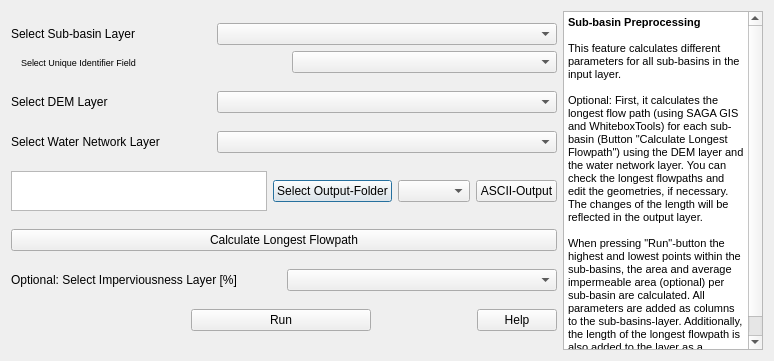
Old version of the form QTalsim/qtalsim_subbasin.ui in the repository sydroconsult/QTalsim.
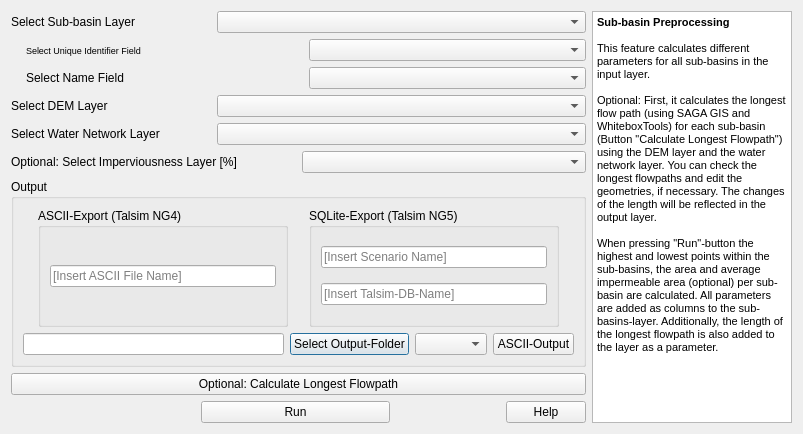
New version of the form. Custom widgets are drawn as their Qt base class.

Commit message: Minor enhancements and bug fixes - HRU: Delete HRUs smaller than 0.001% (of respective sub-basin) #19 - Sub-basins: Update DB-Output and add fields for sub-basin's name and   scenario name

```diff
--- a/QTalsim/qtalsim_subbasin.ui
+++ b/QTalsim/qtalsim_subbasin.ui
@@ -6,8 +6,8 @@
    <rect>
     <x>0</x>
     <y>0</y>
-    <width>723</width>
-    <height>361</height>
+    <width>803</width>
+    <height>434</height>
    </rect>
   </property>
   <property name="windowTitle">
@@ -81,7 +81,7 @@
            </property>
            <property name="sizeHint" stdset="0">
             <size>
-             <width>10</width>
+             <width>15</width>
              <height>20</height>
             </size>
            </property>
@@ -125,6 +125,49 @@
        </item>
       </layout>
      </item>
+     <item>
+      <layout class="QHBoxLayout" name="horizontalLayout_9">
+       <item>
+        <spacer name="horizontalSpacer_3">
+         <property name="orientation">
+          <enum>Qt::Horizontal</enum>
+         </property>
+         <property name="sizeType">
+          <enum>QSizePolicy::Minimum</enum>
+         </property>
+         <property name="sizeHint" stdset="0">
+          <size>
+           <width>15</width>
+           <height>20</height>
+          </size>
+         </property>
+        </spacer>
+       </item>
+       <item>
+        <widget class="QLabel" name="labelName">
+         <property name="sizePolicy">
+          <sizepolicy hsizetype="MinimumExpanding" vsizetype="Preferred">
+           <horstretch>0</horstretch>
+           <verstretch>0</verstretch>
+          </sizepolicy>
+         </property>
+         <property name="text">
+          <string>Select Name Field</string>
+         </property>
+        </widget>
+       </item>
+       <item>
+        <widget class="QComboBox" name="comboboxNameField">
+         <property name="sizePolicy">
+          <sizepolicy hsizetype="MinimumExpanding" vsizetype="Fixed">
+           <horstretch>0</horstretch>
+           <verstretch>0</verstretch>
+          </sizepolicy>
+         </property>
+        </widget>
+       </item>
+      </layout>
+     </item>
      <item>
       <layout class="QHBoxLayout" name="horizontalLayout_2">
        <item>
@@ -179,50 +222,6 @@
        </item>
       </layout>
      </item>
-     <item>
-      <layout class="QHBoxLayout" name="horizontalLayout_5">
-       <item>
-        <widget class="QTextEdit" name="outputPath">
-         <property name="sizePolicy">
-          <sizepolicy hsizetype="MinimumExpanding" vsizetype="Minimum">
-           <horstretch>0</horstretch>
-           <verstretch>0</verstretch>
-          </sizepolicy>
-         </property>
-         <property name="minimumSize">
-          <size>
-           <width>0</width>
-           <height>40</height>
-          </size>
-         </property>
-        </widget>
-       </item>
-       <item>
-        <widget class="QPushButton" name="onOutputFolder">
-         <property name="text">
-          <string>Select Output-Folder</string>
-         </property>
-        </widget>
-       </item>
-       <item>
-        <widget class="QComboBox" name="comboboxOutputFormat"/>
-       </item>
-       <item>
-        <widget class="QPushButton" name="onAsciiOutput">
-         <property name="text">
-          <string>ASCII-Output</string>
-         </property>
-        </widget>
-       </item>
-      </layout>
-     </item>
-     <item>
-      <widget class="QPushButton" name="onLongestFlowPath">
-       <property name="text">
-        <string>Calculate Longest Flowpath</string>
-       </property>
-      </widget>
-     </item>
      <item>
       <layout class="QHBoxLayout" name="horizontalLayout_7">
        <item>
@@ -237,6 +236,128 @@
        </item>
       </layout>
      </item>
+     <item>
+      <widget class="QGroupBox" name="groupBox">
+       <property name="title">
+        <string>Output</string>
+       </property>
+       <layout class="QVBoxLayout" name="verticalLayout_5">
+        <item>
+         <layout class="QHBoxLayout" name="horizontalLayout_10">
+          <item>
+           <widget class="QgsCollapsibleGroupBox" name="mGroupBox">
+            <property name="sizePolicy">
+             <sizepolicy hsizetype="MinimumExpanding" vsizetype="Preferred">
+              <horstretch>0</horstretch>
+              <verstretch>0</verstretch>
+             </sizepolicy>
+            </property>
+            <property name="minimumSize">
+             <size>
+              <width>50</width>
+              <height>0</height>
+             </size>
+            </property>
+            <property name="maximumSize">
+             <size>
+              <width>250</width>
+              <height>16777215</height>
+             </size>
+            </property>
+            <property name="title">
+             <string>ASCII-Export (Talsim NG4) </string>
+            </property>
+            <property name="collapsed">
+             <bool>false</bool>
+            </property>
+            <layout class="QVBoxLayout" name="verticalLayout">
+             <item>
+              <widget class="QLineEdit" name="textAsciiFileName">
+               <property name="placeholderText">
+                <string>[Insert ASCII File Name]</string>
+               </property>
+              </widget>
+             </item>
+            </layout>
+           </widget>
+          </item>
+          <item>
+           <widget class="QgsCollapsibleGroupBox" name="mGroupBox_2">
+            <property name="sizePolicy">
+             <sizepolicy hsizetype="MinimumExpanding" vsizetype="Preferred">
+              <horstretch>0</horstretch>
+              <verstretch>0</verstretch>
+             </sizepolicy>
+            </property>
+            <property name="maximumSize">
+             <size>
+              <width>250</width>
+              <height>16777215</height>
+             </size>
+            </property>
+            <property name="title">
+             <string>SQLite-Export (Talsim NG5)</string>
+            </property>
+            <property name="collapsed">
+             <bool>false</bool>
+            </property>
+            <layout class="QVBoxLayout" name="verticalLayout_4">
+             <item>
+              <widget class="QLineEdit" name="textScenarioName">
+               <property name="text">
+                <string/>
+               </property>
+               <property name="placeholderText">
+                <string>[Insert Scenario Name]</string>
+               </property>
+              </widget>
+             </item>
+             <item>
+              <widget class="QLineEdit" name="textDBName">
+               <property name="placeholderText">
+                <string>[Insert Talsim-DB-Name]</string>
+               </property>
+              </widget>
+             </item>
+            </layout>
+           </widget>
+          </item>
+         </layout>
+        </item>
+        <item>
+         <layout class="QHBoxLayout" name="horizontalLayout_5">
+          <item>
+           <widget class="QLineEdit" name="outputPath"/>
+          </item>
+          <item>
+           <widget class="QPushButton" name="onOutputFolder">
+            <property name="text">
+             <string>Select Output-Folder</string>
+            </property>
+           </widget>
+          </item>
+          <item>
+           <widget class="QComboBox" name="comboboxOutputFormat"/>
+          </item>
+          <item>
+           <widget class="QPushButton" name="onAsciiOutput">
+            <property name="text">
+             <string>ASCII-Output</string>
+            </property>
+           </widget>
+          </item>
+         </layout>
+        </item>
+       </layout>
+      </widget>
+     </item>
+     <item>
+      <widget class="QPushButton" name="onLongestFlowPath">
+       <property name="text">
+        <string>Optional: Calculate Longest Flowpath</string>
+       </property>
+      </widget>
+     </item>
      <item>
       <layout class="QHBoxLayout" name="horizontalLayout_6">
        <item>
@@ -244,6 +365,9 @@
          <property name="orientation">
           <enum>Qt::Horizontal</enum>
          </property>
+         <property name="sizeType">
+          <enum>QSizePolicy::Expanding</enum>
+         </property>
          <property name="sizeHint" stdset="0">
           <size>
            <width>40</width>
@@ -322,6 +446,14 @@
    </item>
   </layout>
  </widget>
+ <customwidgets>
+  <customwidget>
+   <class>QgsCollapsibleGroupBox</class>
+   <extends>QGroupBox</extends>
+   <header>qgscollapsiblegroupbox.h</header>
+   <container>1</container>
+  </customwidget>
+ </customwidgets>
  <resources/>
  <connections>
   <connection>
```
The commit also changes 4 other files.
